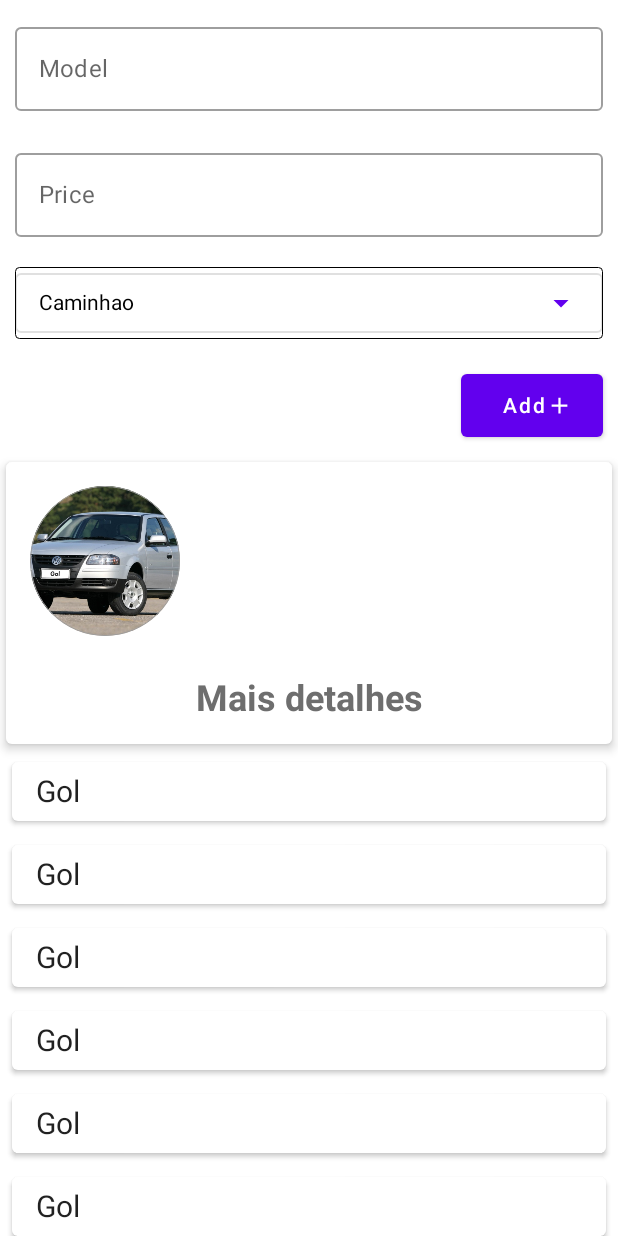
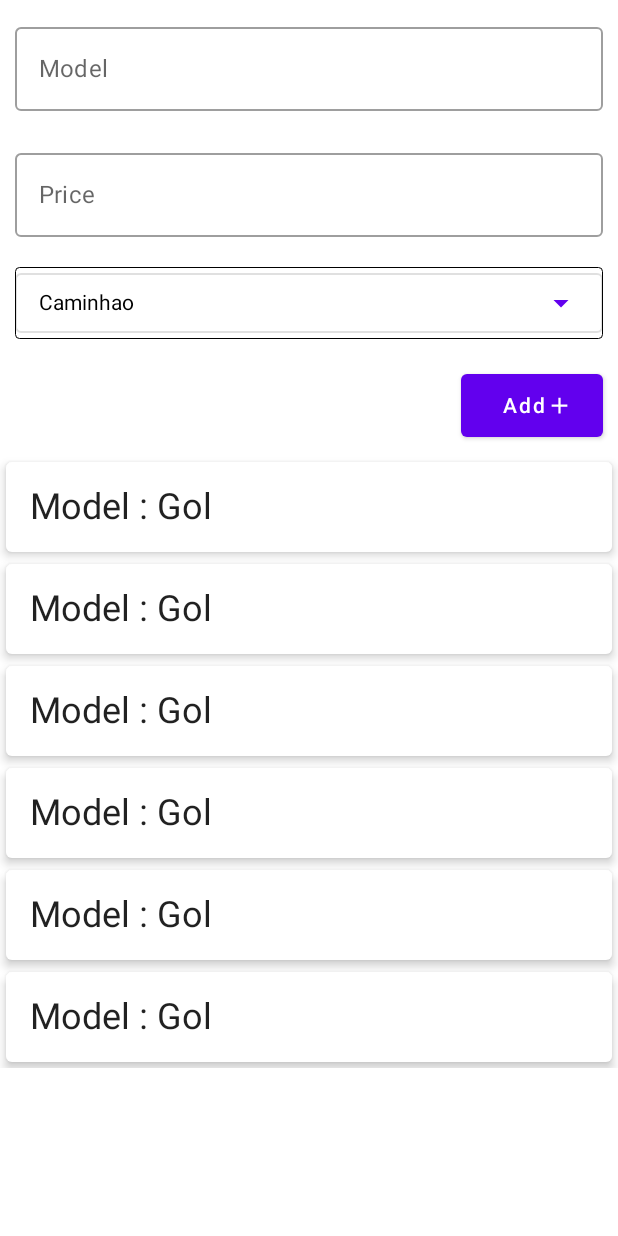
Before and after one commit to GuilhermeBarboosa/cadastracarro, an Android app built with Jetpack Compose: the screen it shows after launch (MainActivity), on a phone screen of 412 x 824 dp. Run offline under Robolectric (Android 15) with nearby library versions, the phone set to English and light mode, and no system bars.

Commit message:
feat card com info de carros

```diff
--- a/app/src/main/java/com/pdm/cadastracarro/MainActivity.kt
+++ b/app/src/main/java/com/pdm/cadastracarro/MainActivity.kt
@@ -160,7 +160,6 @@ fun BuildLayout() {
                     }
                 }
                 Column(modifier = Modifier.fillMaxWidth()) {
-                    ProfileCard(veiculoDisplayed)
                     val vehicles = mutableListOf<Veiculo>(
                         Veiculo("Gol", 30.00, TipoVeiculo.HATCH, false),
                         Veiculo("Gol", 30.00, TipoVeiculo.HATCH, false),
@@ -228,47 +227,36 @@ fun ProfileCard(veiculo: Veiculo) {
     Card(
         modifier = Modifier
             .fillMaxWidth()
-            .padding(4.dp),
+            .padding(4.dp)
+            .clickable {
+                expandDetails = !expandDetails
+            },
         elevation = 4.dp
     ) {
         Column(
             modifier = Modifier
                 .fillMaxWidth()
                 .padding(16.dp)
+                .clickable {
+                    expandDetails = !expandDetails
+                }
         ) {
-            ImageCard(100.dp, Modifier.align(Alignment.Start))
+//            ImageCard(100.dp, Modifier.align(Alignment.Start))
             Text(
-                text = veiculo.model,
+                text = "Model : " + veiculo.model,
                 textAlign = TextAlign.Center,
                 fontSize = 24.sp,
                 overflow = TextOverflow.Ellipsis,
                 maxLines = 1,
                 modifier = Modifier.widthIn(0.dp, 250.dp)
+                            .clickable {
+                                expandDetails = !expandDetails
+                             }
             )
             Row(
                 modifier =
                 Modifier.align(Alignment.CenterHorizontally)
             ) {
-                Text(
-                    text = veiculo.model,
-                    textAlign = TextAlign.Center,
-                    fontSize = 24.sp,
-                    overflow = TextOverflow.Ellipsis,
-                    maxLines = 1,
-                    modifier = Modifier.widthIn(0.dp, 250.dp)
-                )
-                Text(
-                    text = if (expandDetails) "Menos detalhes" else "Mais detalhes",
-                    textAlign = TextAlign.Center,
-                    fontSize = 24.sp,
-                    fontWeight = FontWeight.Bold,
-                    color = Color(0xFF6E6E6E),
-                    modifier = Modifier
-                        .padding(horizontal = 8.dp)
-                        .clickable {
-                            expandDetails = !expandDetails
-                        }
-                )
             }
             AnimatedVisibility(
                 visible = expandDetails,
@@ -341,9 +329,10 @@ fun ContactItemView(veiculo: Veiculo, onClick: () -> Unit) {
 fun VeiculoList(veiculos: List<Veiculo>, onClick: (veiculo: Veiculo) -> Unit) {
     LazyColumn {
         items(veiculos) { veiculo ->
-            ContactItemView(veiculo) {
-                onClick(veiculo)
-            }
+            ProfileCard(veiculo)
+//            ContactItemView(veiculo) {
+//                onClick(veiculo)
+//            }
         }
     }
 }
```
